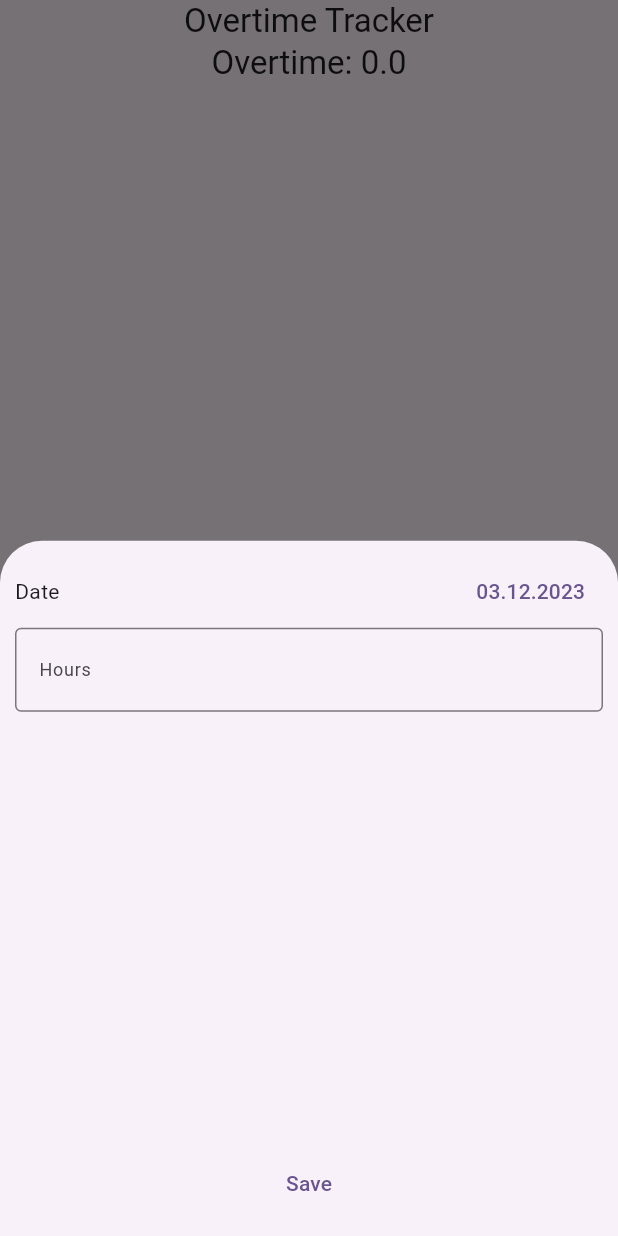
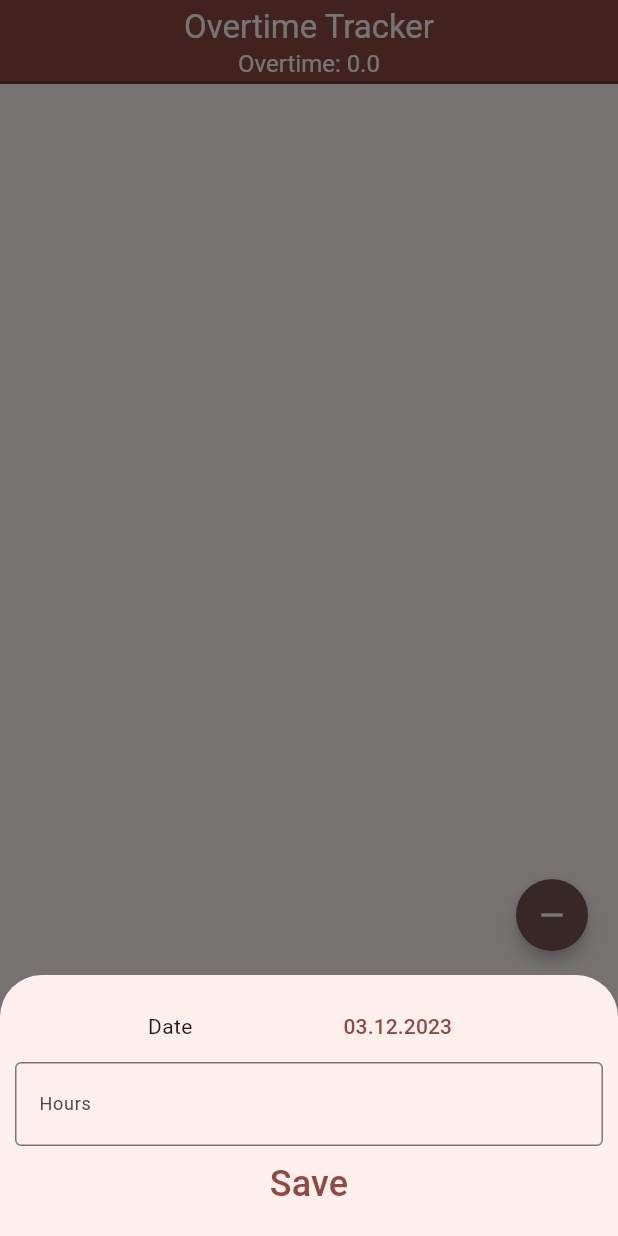
Before and after one commit to tloske/overtimertracker_flutter, a Flutter app: the screen it shows after launch, after a tap on the "close" icon, after a tap on the "remove" icon, on a phone screen of 412 x 824 dp. Run offline on Flutter 3.47's test engine with Material 2 defaults, Android fonts, the light colour scheme and no system bars.

Commit message:
changed theme and bottom sheet

```diff
--- a/lib/Components/overtime_card.dart
+++ b/lib/Components/overtime_card.dart
@@ -12,6 +12,15 @@
   @override
   Widget build(BuildContext context) {
     return ListTile(
+      tileColor: Theme.of(context).colorScheme.secondary,
+      textColor: Theme.of(context).colorScheme.onSecondary,
+      shape: Border(
+        bottom: BorderSide(
+          strokeAlign: BorderSide.strokeAlignInside,
+          color: Theme.of(context).colorScheme.onSecondaryContainer,
+          width: 2,
+        ),
+      ),
       title: Text(
         dateFormat.format(overtimeData.date),
       ),
--- a/lib/Pages/add_overtime_page.dart
+++ b/lib/Pages/add_overtime_page.dart
@@ -52,6 +52,7 @@
     return Padding(
       padding: const EdgeInsets.all(10.0),
       child: Column(
+        mainAxisSize: MainAxisSize.min,
         mainAxisAlignment: MainAxisAlignment.spaceEvenly,
         children: [
           Row(
@@ -179,7 +180,10 @@
               );
               Navigator.pop(context);
             },
-            child: const Text("Save"),
+            child: const Text(
+              "Save",
+              style: TextStyle(fontSize: 24.0),
+            ),
           )
         ],
       ),
--- a/lib/Pages/overtime_page.dart
+++ b/lib/Pages/overtime_page.dart
@@ -13,14 +13,29 @@
   @override
   Widget build(BuildContext context) {
     return Scaffold(
+        backgroundColor: Theme.of(context).colorScheme.background,
         appBar: AppBar(
+          shape: Border(
+            bottom: BorderSide(
+              strokeAlign: BorderSide.strokeAlignInside,
+              color: Theme.of(context).colorScheme.onSecondaryContainer,
+              width: 2,
+            ),
+          ),
+          backgroundColor: Theme.of(context).colorScheme.primary,
+          foregroundColor: Theme.of(context).colorScheme.onPrimary,
           centerTitle: true,
-          title: Column(
-            children: [
-              const Text("Overtime Tracker"),
-              Text(
-                  "Overtime: ${Provider.of<OvertimeProvider>(context).overtimeSum}")
-            ],
+          title: Padding(
+            padding: const EdgeInsets.all(5.0),
+            child: Column(
+              children: [
+                const Text("Overtime Tracker"),
+                Text(
+                  "Overtime: ${Provider.of<OvertimeProvider>(context).overtimeSum}",
+                  style: const TextStyle(fontSize: 16),
+                )
+              ],
+            ),
           ),
         ),
         floatingActionButton: ExpandableFab(distance: 112.0, children: [
@@ -28,6 +43,7 @@
             icon: const Icon(Icons.add),
             onPressed: () => {
               showModalBottomSheet(
+                isScrollControlled: true,
                 context: context,
                 builder: (_) => ListenableProvider.value(
                     value:
@@ -40,6 +56,7 @@
             icon: const Icon(Icons.remove),
             onPressed: () => {
               showModalBottomSheet(
+                isScrollControlled: true,
                 context: context,
                 builder: (_) => ListenableProvider.value(
                     value:
--- a/lib/Pages/use_overtime_page.dart
+++ b/lib/Pages/use_overtime_page.dart
@@ -47,10 +47,11 @@
     return Padding(
       padding: const EdgeInsets.all(10.0),
       child: Column(
-        mainAxisAlignment: MainAxisAlignment.spaceBetween,
+        mainAxisSize: MainAxisSize.min,
+        mainAxisAlignment: MainAxisAlignment.spaceEvenly,
         children: [
           Row(
-            mainAxisAlignment: MainAxisAlignment.spaceBetween,
+            mainAxisAlignment: MainAxisAlignment.spaceEvenly,
             children: [
               const Text("Date"),
               TextButton(
@@ -75,8 +76,7 @@
               ),
             ],
           ),
-          Expanded(
-            child: TextField(
+          TextField(
             onChanged: (value) {
               overtime = -double.parse(value);
             },
@@ -89,8 +89,7 @@
             ),
             textAlign: TextAlign.center,
             controller: overtimeTextController,
-              keyboardType:
-                  const TextInputType.numberWithOptions(decimal: true),
+            keyboardType: const TextInputType.numberWithOptions(decimal: true),
             inputFormatters: [
               FilteringTextInputFormatter.allow(
                 RegExp(r'\d+[,.]?\d*'),
@@ -101,7 +100,6 @@
                 ),
               ),
             ],
-            ),
           ),
           SizedBox(
             width: 200,
@@ -118,7 +116,10 @@
 
                 Navigator.pop(context);
               },
-              child: const Text("Save"),
+              child: const Text(
+                "Save",
+                style: TextStyle(fontSize: 24.0),
+              ),
             ),
           ),
         ],
--- a/lib/main.dart
+++ b/lib/main.dart
@@ -1,9 +1,6 @@
 import 'package:flutter/material.dart';
 import 'package:overtimertracker_flutter/Components/custom_scroll_behavior.dart';
-import 'package:overtimertracker_flutter/Models/Providers/overtime_provider.dart';
 import 'package:overtimertracker_flutter/Pages/main_page.dart';
-import 'package:overtimertracker_flutter/Pages/overtime_page.dart';
-import 'package:provider/provider.dart';
 
 void main() {
   runApp(const MyApp());
@@ -34,7 +31,7 @@
         //
         // This works for code too, not just values: Most code changes can be
         // tested with just a hot reload.
-        colorScheme: ColorScheme.fromSeed(seedColor: Colors.deepPurple),
+        colorScheme: ColorScheme.fromSeed(seedColor: Colors.red),
         useMaterial3: true,
       ),
       home: const MainPage(),
```
Also changed, not shown: 1 other file. Lines whose indentation alone changed are shown as unchanged.
